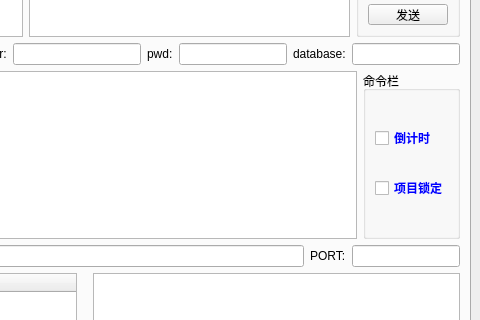
First picture: the form in module/frm_LED.ui, repository jack-liaojie/LED_DEMO, before the edit; both pictures show x 319 to 799 and y 335 to 655 of the 799 by 849 pixel window.
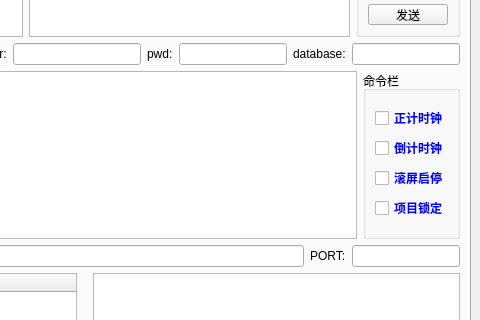
Second picture: the form after the edit.

Patch:
```diff
--- a/module/frm_LED.ui
+++ b/module/frm_LED.ui
@@ -284,7 +284,7 @@
            </widget>
           </item>
           <item>
-           <widget class="QGroupBox" name="">
+           <widget class="QGroupBox" name="groupBox">
             <property name="title">
              <string>命令栏</string>
             </property>
@@ -339,7 +339,109 @@
                 </font>
                </property>
                <property name="text">
-                <string>倒计时</string>
+                <string>正计时钟</string>
+               </property>
+              </widget>
+             </item>
+             <item>
+              <widget class="QCheckBox" name="ckb_twenty">
+               <property name="palette">
+                <palette>
+                 <active>
+                  <colorrole role="WindowText">
+                   <brush brushstyle="SolidPattern">
+                    <color alpha="255">
+                     <red>0</red>
+                     <green>0</green>
+                     <blue>255</blue>
+                    </color>
+                   </brush>
+                  </colorrole>
+                 </active>
+                 <inactive>
+                  <colorrole role="WindowText">
+                   <brush brushstyle="SolidPattern">
+                    <color alpha="255">
+                     <red>0</red>
+                     <green>0</green>
+                     <blue>255</blue>
+                    </color>
+                   </brush>
+                  </colorrole>
+                 </inactive>
+                 <disabled>
+                  <colorrole role="WindowText">
+                   <brush brushstyle="SolidPattern">
+                    <color alpha="255">
+                     <red>120</red>
+                     <green>120</green>
+                     <blue>120</blue>
+                    </color>
+                   </brush>
+                  </colorrole>
+                 </disabled>
+                </palette>
+               </property>
+               <property name="font">
+                <font>
+                 <family>微软雅黑</family>
+                 <weight>75</weight>
+                 <bold>true</bold>
+                </font>
+               </property>
+               <property name="text">
+                <string>倒计时钟</string>
+               </property>
+              </widget>
+             </item>
+             <item>
+              <widget class="QCheckBox" name="ckb_scrolling">
+               <property name="palette">
+                <palette>
+                 <active>
+                  <colorrole role="WindowText">
+                   <brush brushstyle="SolidPattern">
+                    <color alpha="255">
+                     <red>0</red>
+                     <green>0</green>
+                     <blue>255</blue>
+                    </color>
+                   </brush>
+                  </colorrole>
+                 </active>
+                 <inactive>
+                  <colorrole role="WindowText">
+                   <brush brushstyle="SolidPattern">
+                    <color alpha="255">
+                     <red>0</red>
+                     <green>0</green>
+                     <blue>255</blue>
+                    </color>
+                   </brush>
+                  </colorrole>
+                 </inactive>
+                 <disabled>
+                  <colorrole role="WindowText">
+                   <brush brushstyle="SolidPattern">
+                    <color alpha="255">
+                     <red>120</red>
+                     <green>120</green>
+                     <blue>120</blue>
+                    </color>
+                   </brush>
+                  </colorrole>
+                 </disabled>
+                </palette>
+               </property>
+               <property name="font">
+                <font>
+                 <family>微软雅黑</family>
+                 <weight>75</weight>
+                 <bold>true</bold>
+                </font>
+               </property>
+               <property name="text">
+                <string>滚屏启停</string>
                </property>
               </widget>
              </item>
```
Left out of the diff: 8 changed lines with no effect on the pictures.
